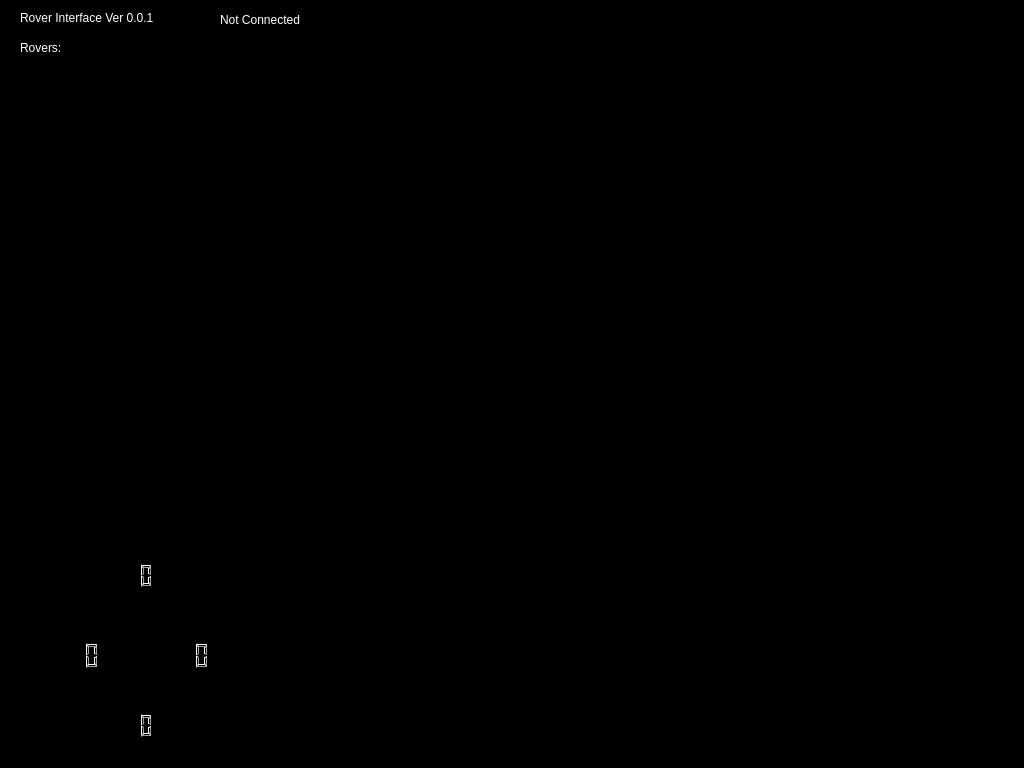
Above: src/rover_gui_plugin.ui from BCLab-UNM/SwarmathonIV-Cabrillo-Public before the change. Below: the same form after it.
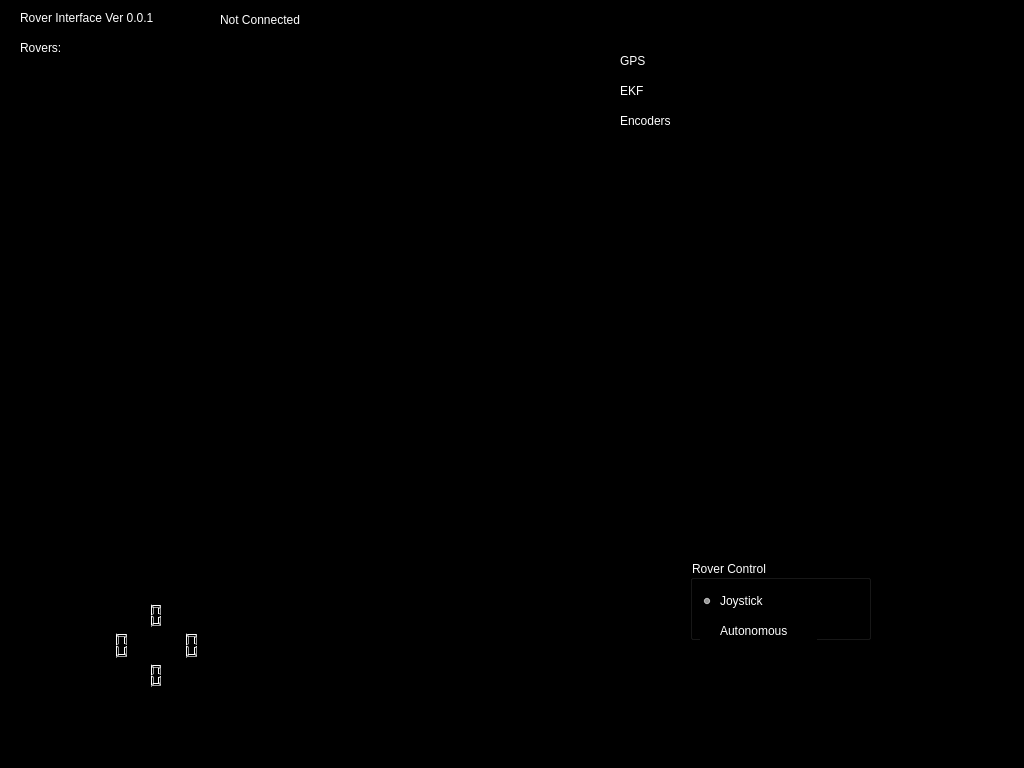
That is the form after the change. Custom widgets are drawn as their Qt base class.

Commit message: Added control type radio group

Diff of the .ui file:
```diff
--- a/src/rover_gui_plugin.ui
+++ b/src/rover_gui_plugin.ui
@@ -38,10 +38,10 @@
   <widget class="QFrame" name="joystick_frame">
    <property name="geometry">
     <rect>
-     <x>20</x>
-     <y>540</y>
-     <width>241</width>
-     <height>211</height>
+     <x>50</x>
+     <y>590</y>
+     <width>161</width>
+     <height>111</height>
     </rect>
    </property>
    <property name="frameShape">
@@ -53,8 +53,8 @@
    <widget class="QLCDNumber" name="joy_lcd_forward">
     <property name="geometry">
      <rect>
-      <x>70</x>
-      <y>20</y>
+      <x>50</x>
+      <y>10</y>
       <width>64</width>
       <height>31</height>
      </rect>
@@ -69,7 +69,7 @@
     <property name="geometry">
      <rect>
       <x>10</x>
-      <y>100</y>
+      <y>40</y>
       <width>71</width>
       <height>31</height>
      </rect>
@@ -83,8 +83,8 @@
    <widget class="QLCDNumber" name="joy_lcd_right">
     <property name="geometry">
      <rect>
-      <x>120</x>
-      <y>100</y>
+      <x>80</x>
+      <y>40</y>
       <width>71</width>
       <height>31</height>
      </rect>
@@ -98,8 +98,8 @@
    <widget class="QLCDNumber" name="joy_lcd_back">
     <property name="geometry">
      <rect>
-      <x>70</x>
-      <y>170</y>
+      <x>50</x>
+      <y>70</y>
       <width>64</width>
       <height>31</height>
      </rect>
@@ -157,6 +157,9 @@
       <height>22</height>
      </rect>
     </property>
+    <property name="styleSheet">
+     <string notr="true">color: rgb(255, 255, 255);</string>
+    </property>
     <property name="text">
      <string>GPS</string>
     </property>
@@ -170,6 +173,9 @@
       <height>22</height>
      </rect>
     </property>
+    <property name="styleSheet">
+     <string notr="true">color: rgb(255, 255, 255);</string>
+    </property>
     <property name="text">
      <string>EKF</string>
     </property>
@@ -183,6 +189,9 @@
       <height>22</height>
      </rect>
     </property>
+    <property name="styleSheet">
+     <string notr="true">color: rgb(255, 255, 255);</string>
+    </property>
     <property name="text">
      <string>Encoders</string>
     </property>
@@ -217,7 +226,7 @@
   <widget class="QTextBrowser" name="log">
    <property name="geometry">
     <rect>
-     <x>280</x>
+     <x>230</x>
      <y>550</y>
      <width>441</width>
      <height>192</height>
@@ -295,6 +304,79 @@
     <enum>QFrame::Raised</enum>
    </property>
   </widget>
+  <widget class="QFrame" name="control_frame">
+   <property name="geometry">
+    <rect>
+     <x>680</x>
+     <y>550</y>
+     <width>241</width>
+     <height>191</height>
+    </rect>
+   </property>
+   <property name="frameShape">
+    <enum>QFrame::StyledPanel</enum>
+   </property>
+   <property name="frameShadow">
+    <enum>QFrame::Raised</enum>
+   </property>
+   <widget class="QGroupBox" name="groupBox">
+    <property name="geometry">
+     <rect>
+      <x>10</x>
+      <y>10</y>
+      <width>181</width>
+      <height>80</height>
+     </rect>
+    </property>
+    <property name="styleSheet">
+     <string notr="true">color: rgb(255, 255, 255);</string>
+    </property>
+    <property name="title">
+     <string>Rover Control</string>
+    </property>
+    <widget class="QRadioButton" name="autonomous_control_radio_button">
+     <property name="geometry">
+      <rect>
+       <x>10</x>
+       <y>60</y>
+       <width>117</width>
+       <height>22</height>
+      </rect>
+     </property>
+     <property name="styleSheet">
+      <string notr="true">color: rgb(255, 255, 255);</string>
+     </property>
+     <property name="text">
+      <string>Autonomous</string>
+     </property>
+     <attribute name="buttonGroup">
+      <string notr="true">control_type_radio_group</string>
+     </attribute>
+    </widget>
+    <widget class="QRadioButton" name="joystick_control_radio_button">
+     <property name="geometry">
+      <rect>
+       <x>10</x>
+       <y>30</y>
+       <width>117</width>
+       <height>22</height>
+      </rect>
+     </property>
+     <property name="styleSheet">
+      <string notr="true">color: rgb(255, 255, 255);</string>
+     </property>
+     <property name="text">
+      <string>Joystick</string>
+     </property>
+     <property name="checked">
+      <bool>true</bool>
+     </property>
+     <attribute name="buttonGroup">
+      <string notr="true">control_type_radio_group</string>
+     </attribute>
+    </widget>
+   </widget>
+  </widget>
   <zorder>map_frame</zorder>
   <zorder>camera_frame</zorder>
   <zorder>joystick_frame</zorder>
```
Left out of the diff: 4 changed lines with no effect on the pictures. The commit also changes 3 other files.
